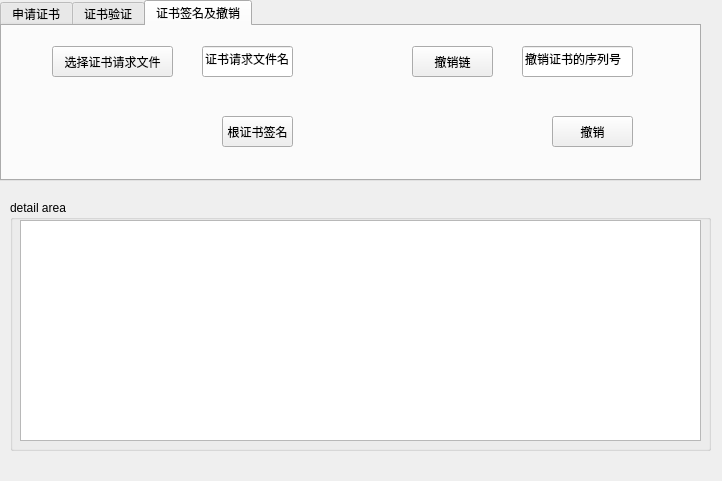
Above: mainwindow.ui from zengrx/openssl_ca before the change. Below: the same form after it.
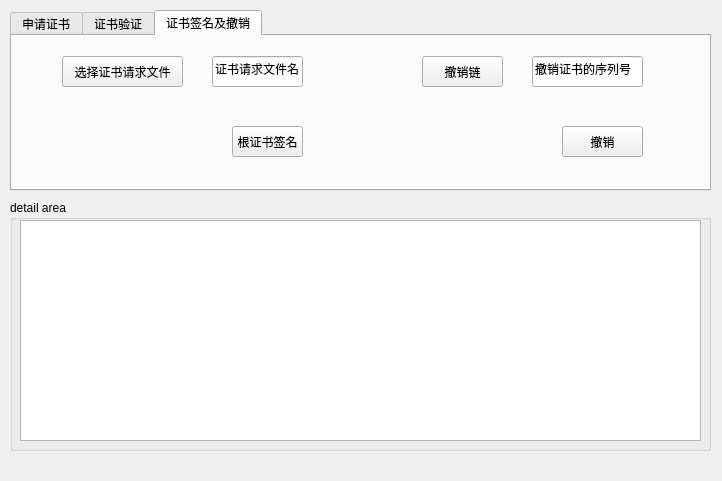
That is the form after the change. The open tabs and pages were chosen to show the change.

Diff of the .ui file:
```diff
--- a/mainwindow.ui
+++ b/mainwindow.ui
@@ -46,8 +46,8 @@
    <widget class="QTabWidget" name="tabWidget">
     <property name="geometry">
      <rect>
-      <x>0</x>
-      <y>0</y>
+      <x>10</x>
+      <y>10</y>
       <width>701</width>
       <height>181</height>
      </rect>
```
Left out of the diff: 2 changed lines with no effect on the pictures.
